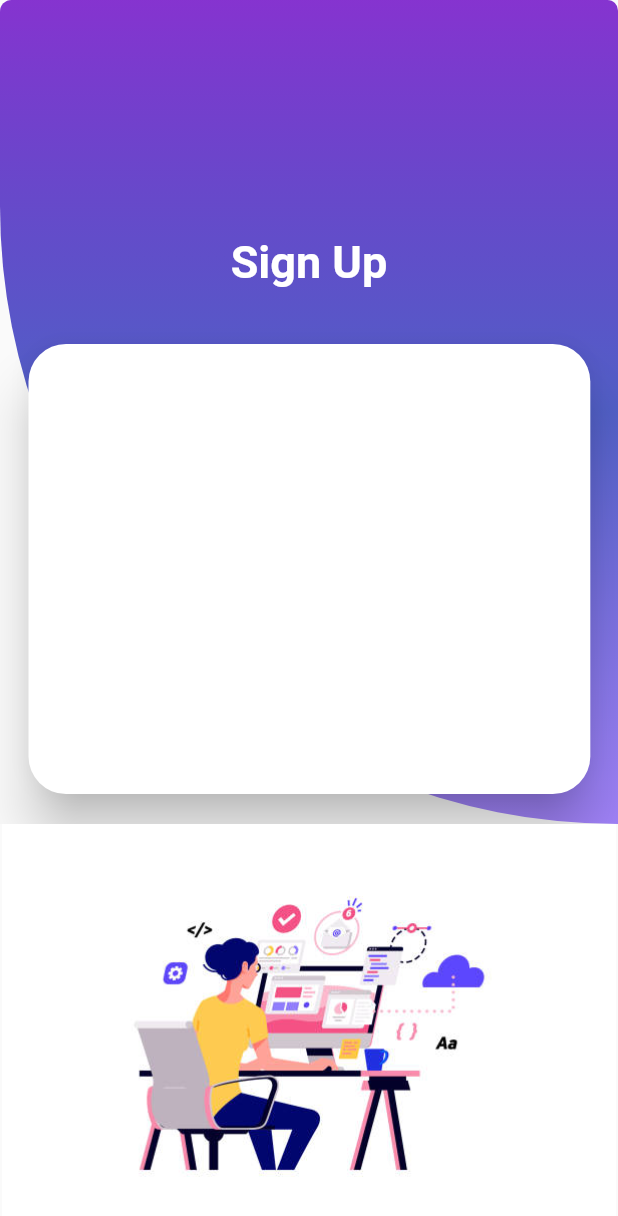
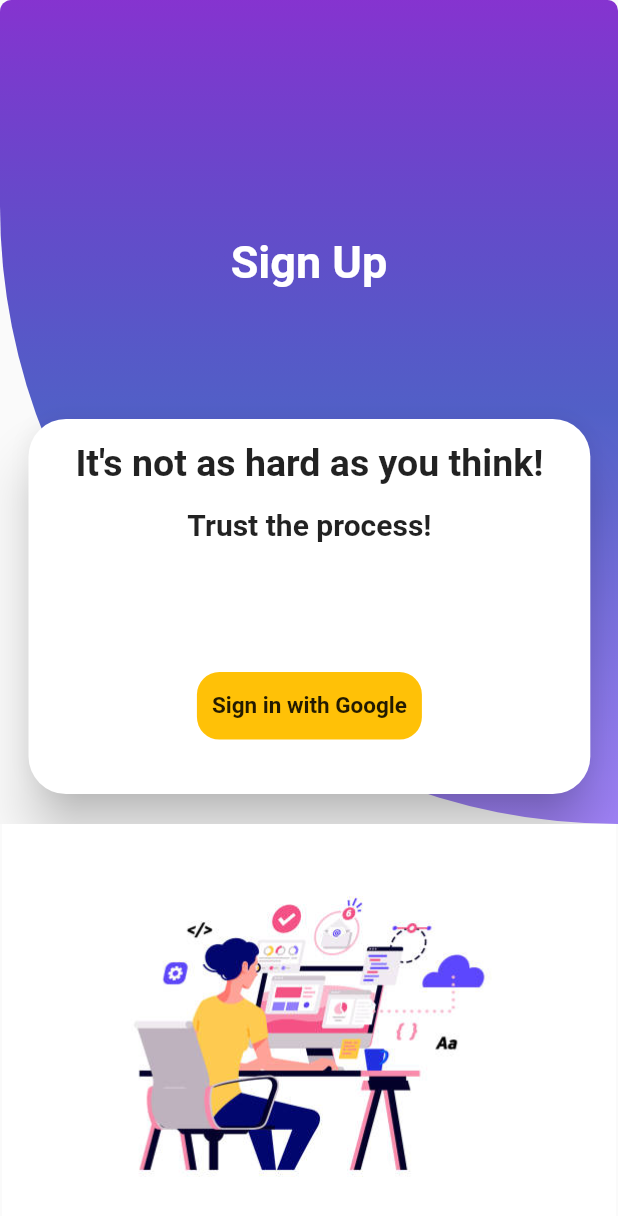
Before and after one commit to oojas/Placement-Portal, a Flutter app: the screen it shows after launch, on a phone screen of 412 x 824 dp. Shown: the top 1216 px of the screen. Run offline on Flutter 3.47's test engine with Material 2 defaults, Android fonts, the phone set to English and light mode, and no system bars; our stand-ins replace firebase_auth, firebase_core, google_fonts, google_sign_in; accounts and stored records are empty; Roboto replaces fonts that are missing (Heebo).

Commit message:
Sign in complete

```diff
--- a/lib/Authentication/login.dart
+++ b/lib/Authentication/login.dart
@@ -1,7 +1,11 @@
 // ignore_for_file: prefer_const_constructors
-
+import 'package:firebase_auth/firebase_auth.dart';
 import 'package:flutter/material.dart';
 import 'package:google_fonts/google_fonts.dart';
+import 'package:placementcracker/Authentication/profile.dart';
+import 'package:placementcracker/helper/general.dart';
+import 'package:placementcracker/providers/google_sign_in.dart';
+import 'package:provider/provider.dart';
 
 class Login extends StatefulWidget {
   const Login({Key? key}) : super(key: key);
@@ -10,9 +14,46 @@ class Login extends StatefulWidget {
   _LoginState createState() => _LoginState();
 }
 
-class _LoginState extends State<Login> {
+class _LoginState extends State<Login> with SingleTickerProviderStateMixin {
+  late AnimationController _controller;
+  late Animation<double> _animation1;
+  @override
+  void initState() {
+    super.initState();
+    _controller =
+        AnimationController(vsync: this, duration: Duration(seconds: 1));
+    // ignore: unnecessary_new
+    _animation1 = new Tween(begin: 0.0, end: 1.0).animate(
+        CurvedAnimation(parent: _controller, curve: Curves.easeInOutQuint));
+  }
+
+  @override
+  void dispose() {
+    _controller.dispose();
+    super.dispose();
+  }
+
+  // ignore: unnecessary_new
+  General general = new General();
   @override
   Widget build(BuildContext context) {
+    _controller.forward();
+    return StreamBuilder(
+      stream: FirebaseAuth.instance.authStateChanges(),
+      builder: (context, snapshot) {
+        return AnimatedBuilder(
+          animation: _controller,
+          builder: (context, child) {
+            if (snapshot.connectionState == ConnectionState.waiting) {
+              return CircularProgressIndicator(color: Colors.amber);
+            } else if (snapshot.hasError) {
+              return Center(
+                child: Text('Something went wrong'),
+              );
+            } else if (snapshot.hasData) {
+              return Profile();
+            } else
+              // ignore: curly_braces_in_flow_control_structures
               return Scaffold(
                 // ignore: sized_box_for_whitespace
                 body: Container(
@@ -23,7 +64,9 @@ class _LoginState extends State<Login> {
                       children: [
                         Stack(
                           children: [
-                  Container(
+                            FadeTransition(
+                              opacity: _animation1,
+                              child: Container(
                                 child: Center(
                                     child: Padding(
                                   padding: const EdgeInsets.only(bottom: 200.0),
@@ -35,7 +78,8 @@ class _LoginState extends State<Login> {
                                         fontWeight: FontWeight.bold),
                                   ),
                                 )),
-                    height: MediaQuery.of(context).size.height / 1.5,
+                                height:
+                                    MediaQuery.of(context).size.height / 1.5,
                                 width: MediaQuery.of(context).size.width,
                                 decoration: BoxDecoration(
                                     color: Colors.amberAccent,
@@ -61,6 +105,7 @@ class _LoginState extends State<Login> {
                                         begin: Alignment.bottomRight,
                                         end: Alignment.topRight)),
                               ),
+                            ),
                             Positioned(
                               bottom: 1,
                               child: Padding(
@@ -70,8 +115,56 @@ class _LoginState extends State<Login> {
                                       borderRadius: BorderRadius.circular(25)),
                                   elevation: 15,
                                   child: Container(
-                          width: MediaQuery.of(context).size.width / 1.1,
-                          height: 300,
+                                    child: Column(
+                                      children: [
+                                        Padding(
+                                          padding: const EdgeInsets.all(15.0),
+                                          child: Text(
+                                            "It's not as hard as you think!",
+                                            style: GoogleFonts.roboto(
+                                                fontSize: 25,
+                                                color: Colors.black87,
+                                                fontWeight: FontWeight.bold),
+                                          ),
+                                        ),
+                                        Text('Trust the process!',
+                                            style: GoogleFonts.roboto(
+                                                fontSize: 20,
+                                                fontWeight: FontWeight.bold)),
+                                        SizedBox(
+                                          height: MediaQuery.of(context)
+                                                  .size
+                                                  .height /
+                                              9.5,
+                                        ),
+                                        // ignore: avoid_unnecessary_containers
+                                        GestureDetector(
+                                          onTap: () {
+                                            final provider = Provider.of<
+                                                    GoogleSignInProvider>(
+                                                context,
+                                                listen: false);
+                                            provider.googleLogin();
+                                          },
+                                          child: Container(
+                                            width: 150,
+                                            height: 45,
+                                            child: Center(
+                                                child: Text(
+                                              'Sign in with Google',
+                                              style: general.buttontextStyle,
+                                            )),
+                                            decoration: BoxDecoration(
+                                                color: Colors.amber,
+                                                borderRadius:
+                                                    BorderRadius.circular(15)),
+                                          ),
+                                        )
+                                      ],
+                                    ),
+                                    width:
+                                        MediaQuery.of(context).size.width / 1.1,
+                                    height: 250,
                                     decoration: BoxDecoration(),
                                   ),
                                 ),
@@ -79,14 +172,21 @@ class _LoginState extends State<Login> {
                             )
                           ],
                         ),
-              Image.asset(
+                        FadeTransition(
+                          opacity: _animation1,
+                          child: Image.asset(
                             'Assets/images/decoration.jpg',
                             height: 280,
+                          ),
                         )
                       ],
                     ),
                   ),
                 ),
               );
+          },
+        );
+      },
+    );
   }
 }
--- /dev/null
+++ b/lib/helper/general.dart
@@ -0,0 +1,16 @@
+//this class is basically the repository of the variables that are declared for gloabal use
+// throughout the app,
+
+import 'package:flutter/cupertino.dart';
+import 'package:flutter/material.dart';
+import 'package:google_fonts/google_fonts.dart';
+
+class General {
+  final buttontextStyle = GoogleFonts.roboto(
+      fontSize: 15, color: Colors.black87, fontWeight: FontWeight.bold);
+  final backgroundColor = LinearGradient(colors: [
+    Colors.blue.shade300.withAlpha(30).withGreen(50).withOpacity(0.6),
+    Colors.pink.shade200.withGreen(30).withRed(10).withOpacity(0.7),
+    Colors.indigo.shade300.withGreen(30).withOpacity(0.9)
+  ], begin: Alignment.bottomRight, end: Alignment.topRight);
+}
--- a/lib/main.dart
+++ b/lib/main.dart
@@ -1,14 +1,29 @@
-// ignore_for_file: prefer_const_constructors
+// ignore_for_file: prefer_const_constructors, camel_case_types
 
 import 'package:flutter/material.dart';
 import 'package:placementcracker/Screens/splash.dart';
 import 'package:firebase_core/firebase_core.dart';
+import 'package:placementcracker/providers/google_sign_in.dart';
+import 'package:provider/provider.dart';
+
 void main() async {
   WidgetsFlutterBinding.ensureInitialized();
   await Firebase.initializeApp();
   // ignore: unnecessary_new
-  runApp(new MaterialApp(
-    home: splashScreen(),
-    debugShowCheckedModeBanner: false,
-  ));
+  runApp(myApp());
 }
+
+class myApp extends StatelessWidget {
+  const myApp({Key? key}) : super(key: key);
+
+  @override
+  Widget build(BuildContext context) {
+    return ChangeNotifierProvider(
+      create: (context) => GoogleSignInProvider(),
+      child: MaterialApp(
+        debugShowCheckedModeBanner: false,
+        home: splashScreen(),
+      ),
+    );
+  }
+}
--- /dev/null
+++ b/lib/providers/google_sign_in.dart
@@ -0,0 +1,27 @@
+import 'package:firebase_auth/firebase_auth.dart';
+import 'package:flutter/cupertino.dart';
+import 'package:flutter/material.dart';
+import 'package:google_sign_in/google_sign_in.dart';
+
+class GoogleSignInProvider extends ChangeNotifier {
+  final googleSignIn = GoogleSignIn();
+  GoogleSignInAccount? _user;
+  GoogleSignInAccount get user => _user!;
+
+  Future googleLogin() async {
+    final googleUser = await googleSignIn.signIn();
+    if (googleUser == null) return;
+    _user = googleUser;
+
+    final googleAuth = await googleUser.authentication;
+    final credential = GoogleAuthProvider.credential(
+        accessToken: googleAuth.accessToken, idToken: googleAuth.idToken);
+    await FirebaseAuth.instance.signInWithCredential(credential);
+    notifyListeners();
+  }
+
+  Future logout() async {
+    await googleSignIn.disconnect();
+    FirebaseAuth.instance.signOut();
+  }
+}
```
Also changed, not shown: lib/Authentication/profile.dart (added, +48 -0 lines). Lines whose indentation alone changed are shown as unchanged.
